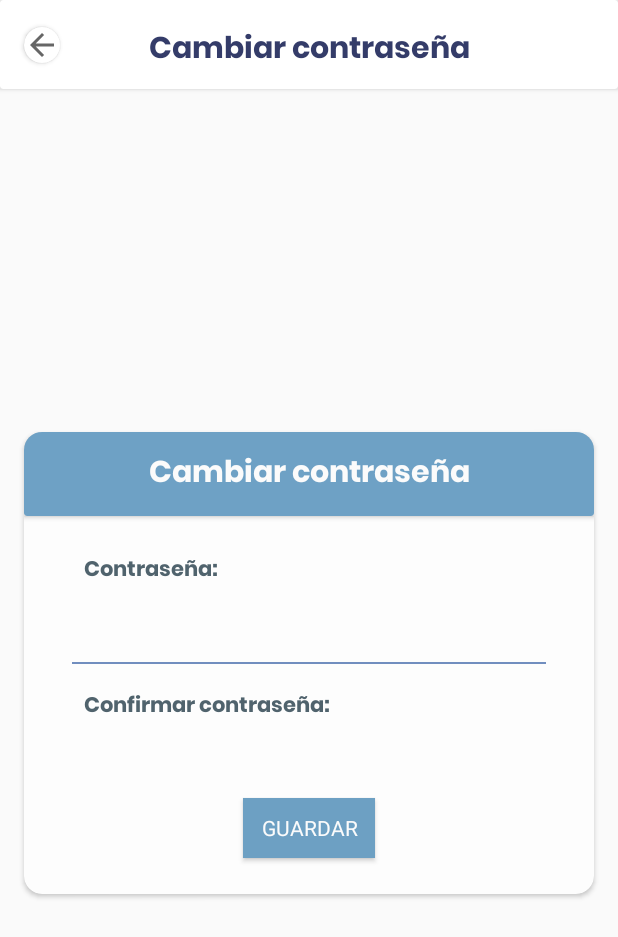
After one commit to alejandro945/eco-monitor-native, an Android app: the ChangePasswordActivity screen opened directly, with no data from a screen before it, on a phone screen of 412 x 824 dp. The commit adds this screen. Shown: the top 937 px of the screen. Run offline under Robolectric (Android 15) with nearby library versions, the phone set to English and light mode, and no system bars.

Commit message:
feat: designed change password screen

```diff
--- a/app/src/main/AndroidManifest.xml
+++ b/app/src/main/AndroidManifest.xml
@@ -14,7 +14,9 @@
         android:supportsRtl="true"
         android:theme="@style/Theme.EcoMonitor"
         tools:targetApi="31">
-
+        <activity
+            android:name=".presentation.view.ChangePasswordActivity"
+            android:exported="false" />
         <activity
             android:name=".presentation.view.ProfileActivity"
             android:exported="false" />
--- /dev/null
+++ b/app/src/main/java/com/example/ecomonitor/presentation/view/ChangePasswordActivity.kt
@@ -0,0 +1,14 @@
+package com.example.ecomonitor.presentation.view
+
+import android.os.Bundle
+import androidx.appcompat.app.AppCompatActivity
+import com.example.ecomonitor.databinding.ActivityChangePasswordBinding
+
+class ChangePasswordActivity : AppCompatActivity() {
+    private val binding by lazy { ActivityChangePasswordBinding.inflate(layoutInflater) }
+
+    override fun onCreate(savedInstanceState: Bundle?) {
+        super.onCreate(savedInstanceState)
+        setContentView(binding.root)
+    }
+}
--- a/app/src/main/java/com/example/ecomonitor/presentation/view/ProfileActivity.kt
+++ b/app/src/main/java/com/example/ecomonitor/presentation/view/ProfileActivity.kt
@@ -1,5 +1,6 @@
 package com.example.ecomonitor.presentation.view
 
+import android.content.Intent
 import android.os.Bundle
 import androidx.activity.viewModels
 import androidx.appcompat.app.AppCompatActivity
@@ -71,7 +72,10 @@ class ProfileActivity : AppCompatActivity() {
         )
     }
 
-    private fun toChangePassword() {}
+    private fun toChangePassword() {
+        val intent = Intent(this, ChangePasswordActivity::class.java)
+        startActivity(intent)
+    }
 
     private fun updateProfileUI(status: TransactionStatus) {
         when(status) {
--- /dev/null
+++ b/app/src/main/res/layout/activity_change_password.xml
@@ -0,0 +1,183 @@
+<?xml version="1.0" encoding="utf-8"?>
+<androidx.constraintlayout.widget.ConstraintLayout xmlns:android="http://schemas.android.com/apk/res/android"
+    xmlns:app="http://schemas.android.com/apk/res-auto"
+    xmlns:tools="http://schemas.android.com/tools"
+    android:id="@+id/PASSmain"
+    android:layout_width="match_parent"
+    android:layout_height="match_parent"
+    tools:context=".presentation.view.ChangePasswordActivity">
+
+    <androidx.cardview.widget.CardView
+        android:id="@+id/PASScardView"
+        android:layout_width="0dp"
+        android:layout_height="wrap_content"
+        app:layout_constraintEnd_toEndOf="parent"
+        app:layout_constraintStart_toStartOf="parent"
+        app:layout_constraintTop_toTopOf="parent">
+
+        <androidx.constraintlayout.widget.ConstraintLayout
+            android:layout_width="match_parent"
+            android:layout_height="match_parent">
+
+            <androidx.cardview.widget.CardView
+                android:layout_width="wrap_content"
+                android:layout_height="wrap_content"
+                android:layout_marginStart="16dp"
+                app:cardCornerRadius="96dp"
+                app:layout_constraintBottom_toBottomOf="parent"
+                app:layout_constraintStart_toStartOf="parent"
+                app:layout_constraintTop_toTopOf="parent">
+
+                <ImageView
+                    android:id="@+id/PASSchangePasswordBackBTN"
+                    android:layout_width="wrap_content"
+                    android:layout_height="wrap_content"
+                    android:src="?attr/homeAsUpIndicator" />
+            </androidx.cardview.widget.CardView>
+
+            <TextView
+                android:id="@+id/PASStextView30"
+                android:layout_width="wrap_content"
+                android:layout_height="wrap_content"
+                android:layout_marginTop="16dp"
+                android:layout_marginBottom="8dp"
+                android:fontFamily="@font/poppins_bold"
+                android:text="Cambiar contraseña"
+                android:textColor="#343C69"
+                android:textSize="20sp"
+                app:layout_constraintBottom_toBottomOf="parent"
+                app:layout_constraintEnd_toEndOf="parent"
+                app:layout_constraintStart_toStartOf="parent"
+                app:layout_constraintTop_toTopOf="parent" />
+        </androidx.constraintlayout.widget.ConstraintLayout>
+    </androidx.cardview.widget.CardView>
+
+    <androidx.cardview.widget.CardView
+        android:id="@+id/PASScardView3"
+        android:layout_width="0dp"
+        android:layout_height="wrap_content"
+        android:layout_marginStart="16dp"
+        android:layout_marginEnd="16dp"
+        android:backgroundTint="#FDFDFD"
+        app:cardCornerRadius="12dp"
+        app:layout_constraintBottom_toBottomOf="parent"
+        app:layout_constraintEnd_toEndOf="parent"
+        app:layout_constraintStart_toStartOf="parent"
+        app:layout_constraintTop_toBottomOf="@+id/PASScardView">
+
+        <androidx.constraintlayout.widget.ConstraintLayout
+            android:layout_width="match_parent"
+            android:layout_height="match_parent">
+
+            <androidx.cardview.widget.CardView
+                android:id="@+id/PASScardView6"
+                android:layout_width="0dp"
+                android:layout_height="56dp"
+                android:backgroundTint="#6EA1C5"
+                app:layout_constraintEnd_toEndOf="parent"
+                app:layout_constraintStart_toStartOf="parent"
+                app:layout_constraintTop_toTopOf="parent">
+
+                <androidx.constraintlayout.widget.ConstraintLayout
+                    android:layout_width="match_parent"
+                    android:layout_height="match_parent">
+
+                    <TextView
+                        android:id="@+id/PASStextView19"
+                        android:layout_width="wrap_content"
+                        android:layout_height="wrap_content"
+                        android:fontFamily="@font/poppins_bold"
+                        android:text="Cambiar contraseña"
+                        android:textColor="#FBFBFB"
+                        android:textSize="20sp"
+                        app:layout_constraintBottom_toBottomOf="parent"
+                        app:layout_constraintEnd_toEndOf="parent"
+                        app:layout_constraintStart_toStartOf="parent"
+                        app:layout_constraintTop_toTopOf="parent" />
+                </androidx.constraintlayout.widget.ConstraintLayout>
+
+            </androidx.cardview.widget.CardView>
+
+            <TextView
+                android:id="@+id/PASStextView20"
+                android:layout_width="wrap_content"
+                android:layout_height="wrap_content"
+                android:layout_marginStart="8dp"
+                android:layout_marginTop="24dp"
+                android:fontFamily="@font/poppins_bold"
+                android:text="Contraseña:"
+                android:textColor="#50636D"
+                app:layout_constraintStart_toStartOf="@+id/PASSdivider2"
+                app:layout_constraintTop_toBottomOf="@+id/PASScardView6" />
+
+            <View
+                android:id="@+id/PASSdivider2"
+                android:layout_width="match_parent"
+                android:layout_height="1dp"
+                android:layout_marginStart="32dp"
+                android:layout_marginTop="16dp"
+                android:layout_marginEnd="32dp"
+                android:background="#718EBF"
+                app:layout_constraintEnd_toEndOf="parent"
+                app:layout_constraintStart_toStartOf="parent"
+                app:layout_constraintTop_toBottomOf="@+id/changePassPassET" />
+
+            <TextView
+                android:id="@+id/PASStextView21"
+                android:layout_width="wrap_content"
+                android:layout_height="wrap_content"
+                android:layout_marginStart="8dp"
+                android:layout_marginTop="16dp"
+                android:fontFamily="@font/poppins_bold"
+                android:text="Confirmar contraseña:"
+                android:textColor="#50636D"
+                app:layout_constraintStart_toStartOf="@+id/PASSdivider2"
+                app:layout_constraintTop_toBottomOf="@+id/PASSdivider2" />
+
+            <EditText
+                android:id="@+id/changePassConfirmET"
+                android:layout_width="0dp"
+                android:layout_height="wrap_content"
+                android:layout_marginStart="8dp"
+                android:layout_marginTop="8dp"
+                android:layout_marginEnd="8dp"
+                android:background="#00000000"
+                android:ems="10"
+                android:inputType="text"
+                app:layout_constraintEnd_toEndOf="@+id/PASSdivider2"
+                app:layout_constraintStart_toStartOf="@+id/PASSdivider2"
+                app:layout_constraintTop_toBottomOf="@+id/PASStextView21" />
+
+            <EditText
+                android:id="@+id/changePassPassET"
+                android:layout_width="0dp"
+                android:layout_height="wrap_content"
+                android:layout_marginStart="8dp"
+                android:layout_marginTop="8dp"
+                android:layout_marginEnd="8dp"
+                android:background="#00000000"
+                android:ems="10"
+                android:inputType="text"
+                app:layout_constraintEnd_toEndOf="@+id/PASSdivider2"
+                app:layout_constraintStart_toStartOf="@+id/PASSdivider2"
+                app:layout_constraintTop_toBottomOf="@+id/PASStextView20" />
+
+            <Button
+                android:id="@+id/changePassSaveBTN"
+                android:layout_width="wrap_content"
+                android:layout_height="40dp"
+                android:layout_marginTop="16dp"
+                android:layout_marginBottom="24dp"
+                android:background="#6DA0C3"
+                android:fontFamily="sans-serif"
+                android:text="Guardar"
+                android:textColor="#FBFBFB"
+                app:layout_constraintBottom_toBottomOf="parent"
+                app:layout_constraintEnd_toEndOf="parent"
+                app:layout_constraintStart_toStartOf="parent"
+                app:layout_constraintTop_toBottomOf="@+id/changePassConfirmET" />
+
+        </androidx.constraintlayout.widget.ConstraintLayout>
+    </androidx.cardview.widget.CardView>
+
+</androidx.constraintlayout.widget.ConstraintLayout>
```
